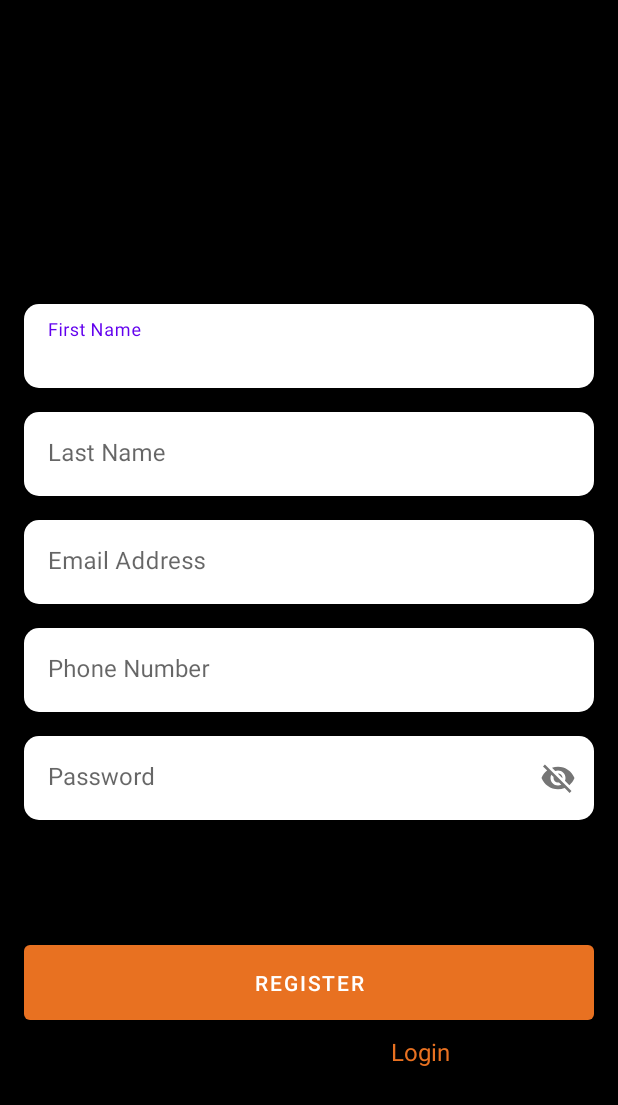
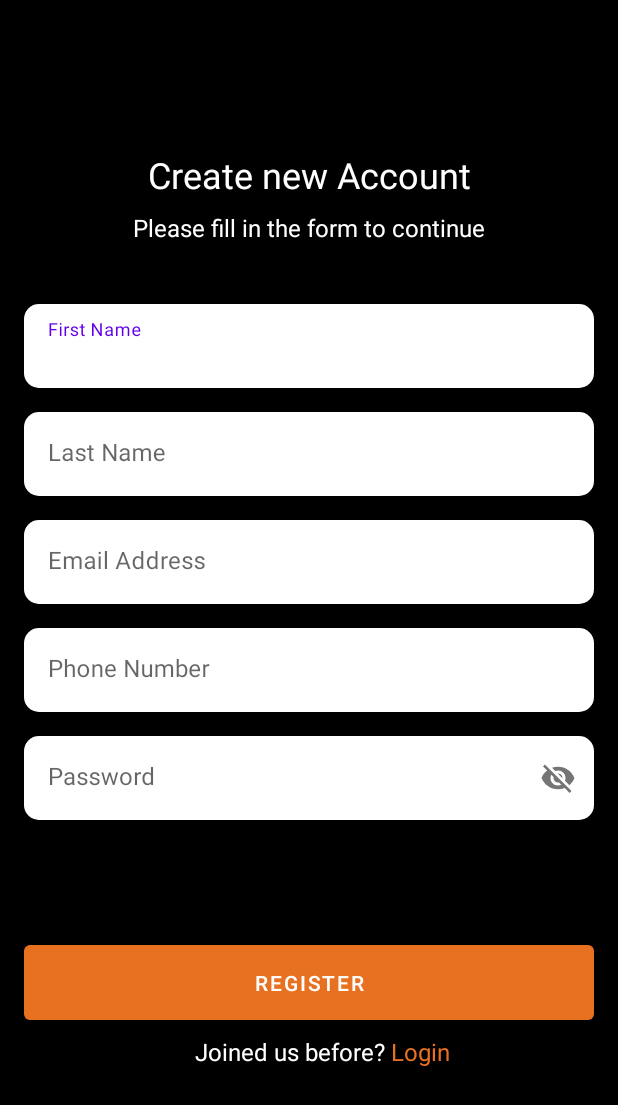
Before and after one commit to Tabithamutinda/billz, an Android app: the RegistrationPage screen opened directly, with no data from a screen before it, on a phone screen of 412 x 824 dp. Shown: the top 1105 px of the screen. Run offline under Robolectric (Android 15) with nearby library versions, the phone set to English and light mode, and no system bars; Roboto replaces fonts that are not available here; 1 statement that could not run was skipped.

Commit message:
Text color

```diff
--- a/app/src/main/res/layout/activity_login.xml
+++ b/app/src/main/res/layout/activity_login.xml
@@ -13,6 +13,7 @@
         android:layout_marginTop="100dp"
         android:fontFamily="@font/roboto_bold"
         android:text="Welcome Back!"
+        android:textColor="@color/white"
         android:textSize="24sp"
         app:layout_constraintEnd_toEndOf="parent"
         app:layout_constraintStart_toStartOf="parent"
@@ -26,6 +27,7 @@
         android:fontFamily="@font/roboto"
         android:text="Please sign in to your account"
         android:textSize="16sp"
+        android:textColor="@color/white"
         app:layout_constraintEnd_toEndOf="parent"
         app:layout_constraintStart_toStartOf="parent"
         app:layout_constraintTop_toBottomOf="@+id/welcome" />
--- a/app/src/main/res/layout/activity_registration.xml
+++ b/app/src/main/res/layout/activity_registration.xml
@@ -26,6 +26,7 @@
         android:layout_marginTop="100dp"
         android:fontFamily="@font/roboto_bold"
         android:text="Create new Account"
+        android:textColor="@color/white"
         android:textSize="24sp"
         app:layout_constraintEnd_toEndOf="parent"
         app:layout_constraintStart_toStartOf="parent"
@@ -38,6 +39,7 @@
         android:layout_marginTop="8dp"
         android:fontFamily="@font/roboto"
         android:text="Please fill in the form to continue"
+        android:textColor="@color/white"
         android:textSize="16sp"
         app:layout_constraintEnd_toEndOf="parent"
         app:layout_constraintStart_toStartOf="parent"
@@ -210,6 +212,7 @@
         android:fontFamily="@font/roboto_medium"
         android:text="Joined us before? "
         android:textSize="16dp"
+        android:textColor="@color/white"
         app:layout_constraintEnd_toEndOf="parent"
         app:layout_constraintHorizontal_bias="0.463"
         app:layout_constraintStart_toStartOf="parent"
```
